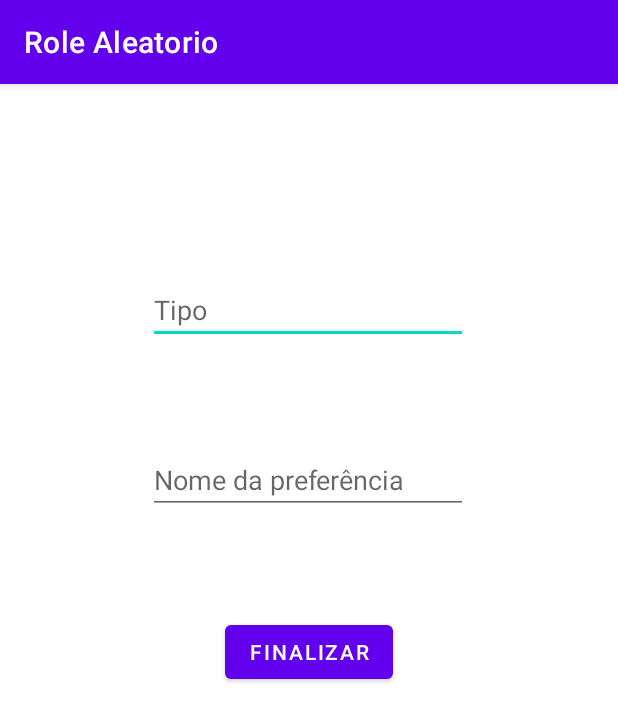
After one commit to ruanvsrateira/Role_Aleatorio, an Android app: the PreferenciaActivity screen opened directly, with no data from a screen before it, on a phone screen of 412 x 824 dp. The commit adds this screen. Shown: the top 721 px of the screen. Run offline under Robolectric (Android 15) with nearby library versions, the phone set to English and light mode, and no system bars.

Commit message:
Criação da classe preferencia e do banco de dados

```diff
--- a/app/src/main/AndroidManifest.xml
+++ b/app/src/main/AndroidManifest.xml
@@ -3,7 +3,7 @@
     xmlns:tools="http://schemas.android.com/tools"
     package="com.senac.rolealeatorio">
 
-    <uses-permission android:name="android.permission.INTERNET"/>
+    <uses-permission android:name="android.permission.INTERNET" />
 
     <application
         android:allowBackup="true"
@@ -15,6 +15,9 @@
         android:supportsRtl="true"
         android:theme="@style/Theme.RoleAleatorio"
         tools:targetApi="31">
+        <activity
+            android:name=".PreferenciaActivity"
+            android:exported="false" />
         <activity
             android:name=".LoginActivity"
             android:exported="true">
--- /dev/null
+++ b/app/src/main/java/com/senac/rolealeatorio/PreferenciaActivity.java
@@ -0,0 +1,40 @@
+package com.senac.rolealeatorio;
+
+import androidx.appcompat.app.AppCompatActivity;
+
+import android.os.Bundle;
+import android.view.View;
+import android.widget.Button;
+import android.widget.EditText;
+
+import com.senac.rolealeatorio.dao.PreferenciaDAO;
+import com.senac.rolealeatorio.model.Preferencia;
+
+public class PreferenciaActivity extends AppCompatActivity {
+
+    @Override
+    protected void onCreate(Bundle savedInstanceState) {
+        super.onCreate(savedInstanceState);
+        setContentView(R.layout.activity_preferencia);
+
+        EditText tipo = findViewById(R.id.editTextTipoPreferencia);
+
+        EditText nome = findViewById(R.id.editTextNomePreferencia);
+
+        Button finalizar = findViewById(R.id.buttonCadastrarPreferencia);
+
+        finalizar.setOnClickListener(new View.OnClickListener() {
+            @Override
+            public void onClick(View view) {
+                Preferencia preferencia = new Preferencia();
+
+                preferencia.setTipo(tipo.getText().toString());
+                preferencia.setNome(nome.getText().toString());
+
+                PreferenciaDAO dao = new PreferenciaDAO(PreferenciaActivity.this, "roleAleatorio", null, 1);
+
+                dao.salva(preferencia);
+            }
+        });
+    }
+}
--- /dev/null
+++ b/app/src/main/res/layout/activity_preferencia.xml
@@ -0,0 +1,44 @@
+<?xml version="1.0" encoding="utf-8"?>
+<androidx.constraintlayout.widget.ConstraintLayout xmlns:android="http://schemas.android.com/apk/res/android"
+    xmlns:app="http://schemas.android.com/apk/res-auto"
+    xmlns:tools="http://schemas.android.com/tools"
+    android:layout_width="match_parent"
+    android:layout_height="match_parent"
+    tools:context=".PreferenciaActivity">
+
+    <EditText
+        android:id="@+id/editTextTipoPreferencia"
+        android:layout_width="wrap_content"
+        android:layout_height="wrap_content"
+        android:layout_marginTop="128dp"
+        android:ems="10"
+        android:hint="Tipo"
+        android:inputType="textPersonName"
+        app:layout_constraintEnd_toEndOf="parent"
+        app:layout_constraintHorizontal_bias="0.497"
+        app:layout_constraintStart_toStartOf="parent"
+        app:layout_constraintTop_toTopOf="parent" />
+
+    <EditText
+        android:id="@+id/editTextNomePreferencia"
+        android:layout_width="wrap_content"
+        android:layout_height="wrap_content"
+        android:layout_marginTop="68dp"
+        android:ems="10"
+        android:hint="Nome da preferência"
+        android:inputType="textPersonName"
+        app:layout_constraintEnd_toEndOf="parent"
+        app:layout_constraintHorizontal_bias="0.497"
+        app:layout_constraintStart_toStartOf="parent"
+        app:layout_constraintTop_toBottomOf="@+id/editTextTipoPreferencia" />
+
+    <Button
+        android:id="@+id/buttonCadastrarPreferencia"
+        android:layout_width="wrap_content"
+        android:layout_height="wrap_content"
+        android:layout_marginTop="68dp"
+        android:text="Finalizar"
+        app:layout_constraintEnd_toEndOf="parent"
+        app:layout_constraintStart_toStartOf="parent"
+        app:layout_constraintTop_toBottomOf="@+id/editTextNomePreferencia" />
+</androidx.constraintlayout.widget.ConstraintLayout>
```
Also changed, not shown: app/src/main/java/com/senac/rolealeatorio/LoginActivity.java (+10 -0 lines), app/src/main/java/com/senac/rolealeatorio/dao/PreferenciaDAO.java (added, +42 -0 lines), app/src/main/java/com/senac/rolealeatorio/model/Preferencia.java (+16 -0 lines), app/src/main/res/layout/activity_login.xml (+10 -0 lines).
